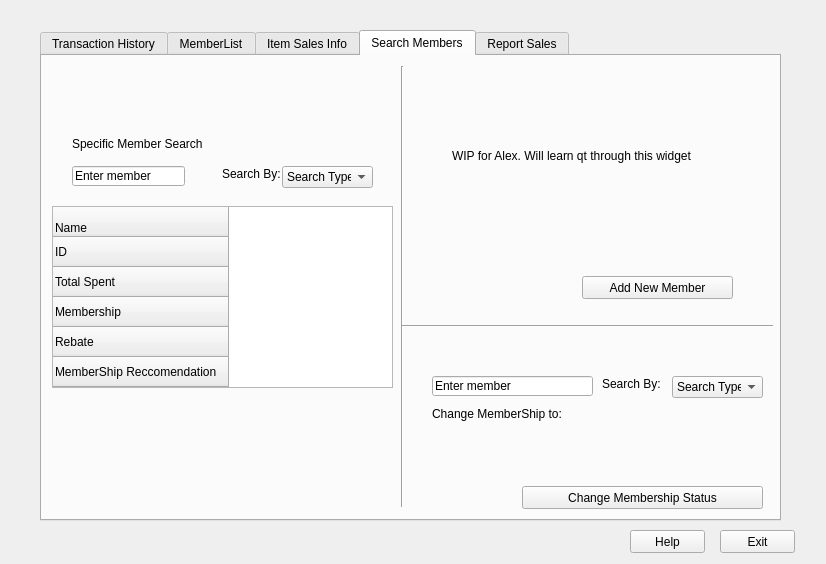
Qt form WarehouseIO/mainprogram.ui (mulvaneya7/Bad-Badgers) before a commit.
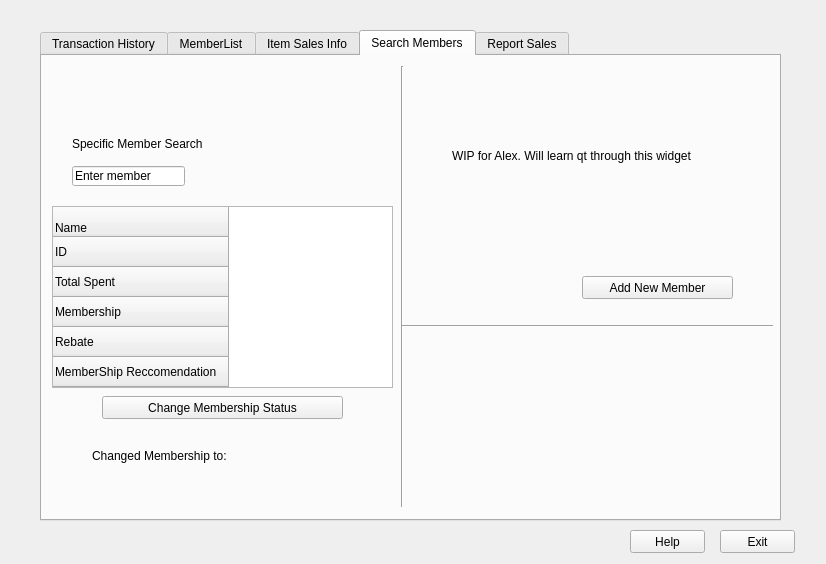
The same form after that commit. The open tabs and pages were chosen to show the change.

What changed in the file:
```diff
--- a/WarehouseIO/mainprogram.ui
+++ b/WarehouseIO/mainprogram.ui
@@ -386,44 +386,6 @@
       <string>Add New Member</string>
      </property>
     </widget>
-    <widget class="QComboBox" name="SearchOption">
-     <property name="geometry">
-      <rect>
-       <x>240</x>
-       <y>110</y>
-       <width>91</width>
-       <height>22</height>
-      </rect>
-     </property>
-     <item>
-      <property name="text">
-       <string>Search Type</string>
-      </property>
-     </item>
-     <item>
-      <property name="text">
-       <string>NAME</string>
-      </property>
-     </item>
-     <item>
-      <property name="text">
-       <string>ID</string>
-      </property>
-     </item>
-    </widget>
-    <widget class="QLabel" name="SearchLabe">
-     <property name="geometry">
-      <rect>
-       <x>560</x>
-       <y>320</y>
-       <width>61</width>
-       <height>16</height>
-      </rect>
-     </property>
-     <property name="text">
-      <string>Search By:</string>
-     </property>
-    </widget>
     <widget class="QLabel" name="SpecificLabel">
      <property name="geometry">
       <rect>
@@ -440,8 +402,8 @@
     <widget class="QPushButton" name="DeleteMember">
      <property name="geometry">
       <rect>
-       <x>480</x>
-       <y>430</y>
+       <x>60</x>
+       <y>340</y>
        <width>241</width>
        <height>23</height>
       </rect>
@@ -476,68 +438,17 @@
       <enum>Qt::Horizontal</enum>
      </property>
     </widget>
-    <widget class="QLineEdit" name="MemberSearchInput_2">
+    <widget class="QLabel" name="ChangeMembershipLabel">
      <property name="geometry">
       <rect>
-       <x>390</x>
-       <y>320</y>
-       <width>161</width>
+       <x>50</x>
+       <y>390</y>
+       <width>261</width>
        <height>20</height>
       </rect>
      </property>
      <property name="text">
-      <string>Enter member</string>
-     </property>
-    </widget>
-    <widget class="QLabel" name="SearchLabe_2">
-     <property name="geometry">
-      <rect>
-       <x>180</x>
-       <y>110</y>
-       <width>61</width>
-       <height>16</height>
-      </rect>
-     </property>
-     <property name="text">
-      <string>Search By:</string>
-     </property>
-    </widget>
-    <widget class="QComboBox" name="SearchOption_2">
-     <property name="geometry">
-      <rect>
-       <x>630</x>
-       <y>320</y>
-       <width>91</width>
-       <height>22</height>
-      </rect>
-     </property>
-     <item>
-      <property name="text">
-       <string>Search Type</string>
-      </property>
-     </item>
-     <item>
-      <property name="text">
-       <string>NAME</string>
-      </property>
-     </item>
-     <item>
-      <property name="text">
-       <string>ID</string>
-      </property>
-     </item>
-    </widget>
-    <widget class="QLabel" name="label">
-     <property name="geometry">
-      <rect>
-       <x>390</x>
-       <y>350</y>
-       <width>201</width>
-       <height>16</height>
-      </rect>
-     </property>
-     <property name="text">
-      <string>Change MemberShip to:</string>
+      <string>Changed Membership to:</string>
      </property>
     </widget>
     <widget class="QLabel" name="label_2">
```
Left out of the diff: 4 changed lines with no effect on the pictures.
